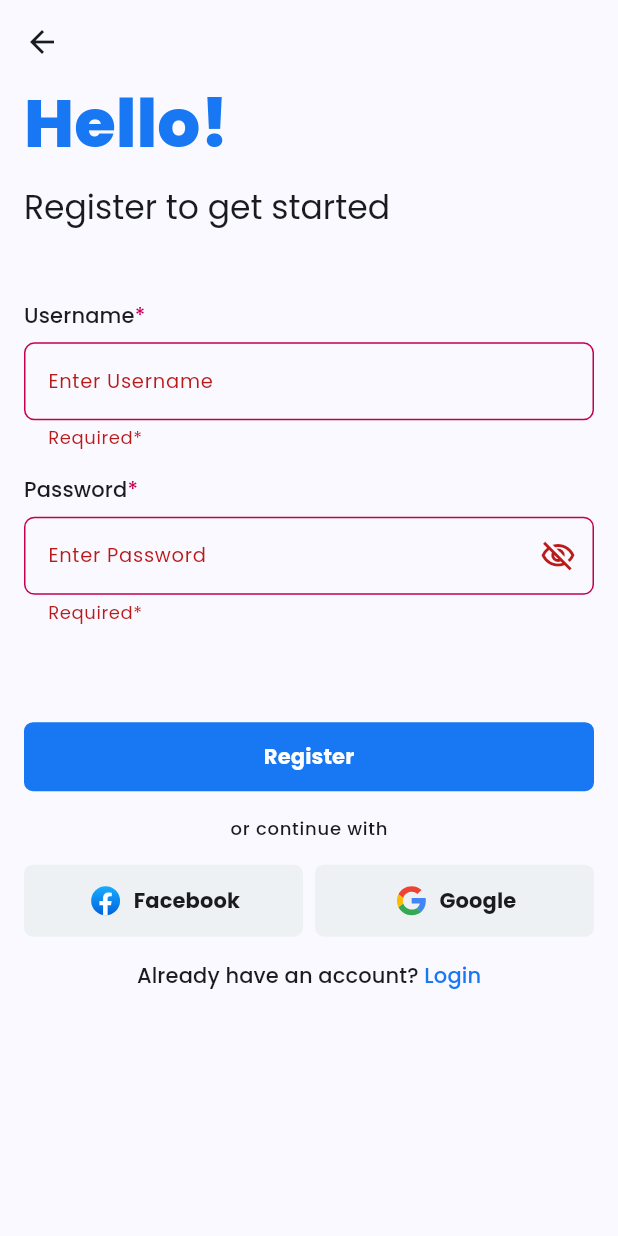
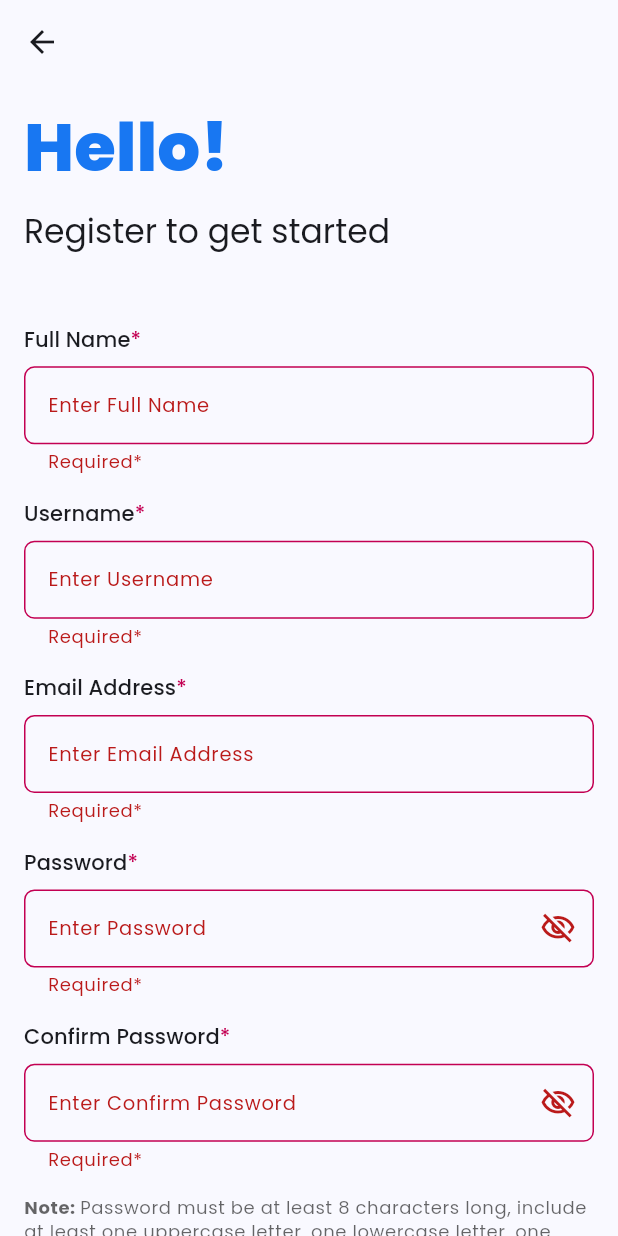
Before and after one commit to shaikh-sariya/kabar-app-flutter, a Flutter app: the RegisterPage screen opened by its route, after a tap on "Register", on a phone screen of 412 x 824 dp. Run offline on Flutter 3.47's test engine with Material 3 defaults, Android fonts, the phone set to English and light mode, and no system bars; our stand-ins replace bloc, equatable, flutter_bloc, flutter_dotenv, flutter_screenutil, flutter_svg and 3 more; accounts and stored records are empty.

Commit message:
feat(registeration)!: integrated supabase for database handling, registration form incl. validations & info messages, user creation incl. sending verification otp email

```diff
--- a/lib/core/constants/imports.dart
+++ b/lib/core/constants/imports.dart
@@ -4,12 +4,14 @@ export 'package:flutter/gestures.dart';
 export 'package:flutter/material.dart';
 export 'package:flutter/services.dart';
 export 'package:flutter_bloc/flutter_bloc.dart';
+export 'package:flutter_dotenv/flutter_dotenv.dart';
 export 'package:flutter_screenutil/flutter_screenutil.dart';
 export 'package:flutter_svg/flutter_svg.dart';
 export 'package:go_router/go_router.dart';
 export 'package:news_app/core/constants/colors.dart';
 export 'package:news_app/core/constants/images.dart';
 export 'package:news_app/core/constants/strings.dart';
+export 'package:news_app/core/constants/validators.dart';
 export 'package:news_app/core/constants/widgets.dart';
 export 'package:news_app/core/debug/bloc_observer.dart';
 export 'package:news_app/core/enums/button.dart';
@@ -17,6 +19,7 @@ export 'package:news_app/core/enums/pages.dart';
 export 'package:news_app/core/enums/social_platform.dart';
 export 'package:news_app/core/enums/text_field.dart';
 export 'package:news_app/core/extensions/context_extension.dart';
+export 'package:news_app/core/init/initializer.dart';
 export 'package:news_app/core/theme/theme.dart';
 export 'package:news_app/modules/authentication/forgot_password/password_success/presentation/cubit/password_success_cubit.dart';
 export 'package:news_app/modules/authentication/forgot_password/password_success/presentation/pages/password_success.dart';
@@ -38,3 +41,4 @@ export 'package:news_app/my_app.dart';
 export 'package:news_app/routes/route_observer.dart';
 export 'package:news_app/routes/router.dart';
 export 'package:news_app/routes/routes.dart';
+export 'package:supabase_flutter/supabase_flutter.dart';
--- a/lib/core/constants/strings.dart
+++ b/lib/core/constants/strings.dart
@@ -34,11 +34,15 @@ class AppStrings {
 
   static String get enterUsername => 'Enter Username';
 
+  static String get validUsername => 'Enter valid username';
+
   static String get asterisk => '*';
 
   static String get password => 'Password';
 
   static String get enterPassword => 'Enter Password';
+
+  static String get enterValidPassword => 'Enter valid password';
 
   static String get forgotPassword => 'Forgot password?';
 
@@ -92,4 +96,23 @@ class AppStrings {
   static String get successMessage => 'Your password reset successfully';
 
   static String get goToLogin => 'Go to Login';
+
+  static String get name => 'Full Name';
+
+  static String get enterName => 'Enter Full Name';
+
+  static String get validName => 'Enter valid full name';
+
+  static String get email => 'Email Address';
+
+  static String get enterEmail => 'Enter Email Address';
+
+  static String get validEmail => 'Enter valid email address';
+
+  static String get note => 'Note';
+
+  static String get passwordNote =>
+      '''Password must be at least 8 characters long, include at least one uppercase letter, one lowercase letter, one number, and one special character.''';
+
+  static String get close => 'CLOSE';
 }
--- a/lib/core/constants/validators.dart
+++ b/lib/core/constants/validators.dart
@@ -0,0 +1,114 @@
+import 'package:news_app/core/constants/imports.dart';
+
+class AppValidators {
+  AppValidators._();
+
+  // Email Validation
+  static bool validateEmail(String email) {
+    const pattern = r'^[\w-]+(\.[\w-]+)*@([\w-]+\.)+[a-zA-Z]{2,7}$';
+    final regex = RegExp(pattern);
+    return regex.hasMatch(email);
+  }
+
+  // Strong Password Validation
+  static bool validateStrongPassword(String password) {
+    const pattern =
+        r'^(?=.*[a-z])(?=.*[A-Z])(?=.*\d)(?=.*[@$!%*?&])[A-Za-z\d@$!%*?&]{8,}$';
+    final regex = RegExp(pattern);
+    return regex.hasMatch(password);
+  }
+
+  // Name Validation
+  static bool validateName(String name) {
+    const pattern = r'^[a-zA-Z\s\-]{2,}$';
+    final regex = RegExp(pattern);
+    return regex.hasMatch(name);
+  }
+
+  // Username Validation
+  static bool validateUsername(String username) {
+    // Ensure the username is at least 3 characters long
+    if (username.length < 3) {
+      return false;
+    }
+    // Ensure the first character is a letter or number
+    if (!RegExp('^[a-zA-Z0-9]').hasMatch(username)) {
+      return false;
+    }
+    // Count valid alphanumeric characters (letters and digits)
+    final validCharsCount = RegExp('[a-zA-Z0-9]').allMatches(username).length;
+    // Ensure at least 2 alphanumeric characters
+    return validCharsCount >= 2;
+  }
+}
+
+class FirstLetterUppercaseFormatter extends TextInputFormatter {
+  @override
+  TextEditingValue formatEditUpdate(
+    TextEditingValue oldValue,
+    TextEditingValue newValue,
+  ) {
+    return TextEditingValue(
+      text: newValue.text.isEmpty
+          ? ''
+          : newValue.text.split(' ').map((word) {
+              if (word.isNotEmpty) {
+                return word[0].toUpperCase() + word.substring(1);
+              } else {
+                return '';
+              }
+            }).join(' '),
+      selection: newValue.selection,
+    );
+  }
+}
+
+class UsernameInputFormatter extends TextInputFormatter {
+  @override
+  TextEditingValue formatEditUpdate(
+    TextEditingValue oldValue,
+    TextEditingValue newValue,
+  ) {
+    // Allow only valid characters: letters, numbers, '.', '_'
+    final filteredText = newValue.text.replaceAll(RegExp('[^a-zA-Z0-9._]'), '');
+
+    // Ensure the first character is not a symbol
+    final finalText = (filteredText.isNotEmpty &&
+            !RegExp('^[a-zA-Z0-9]').hasMatch(filteredText[0]))
+        ? oldValue.text // Revert to old value if the first character is invalid
+        : filteredText;
+
+    return TextEditingValue(
+      text: finalText,
+      selection: newValue.selection.copyWith(
+        baseOffset: finalText.length,
+        extentOffset: finalText.length,
+      ),
+    );
+  }
+}
+
+class NameInputFormatter extends TextInputFormatter {
+  @override
+  TextEditingValue formatEditUpdate(
+    TextEditingValue oldValue,
+    TextEditingValue newValue,
+  ) {
+    var formattedText = newValue.text.trimLeft();
+
+    formattedText = formattedText.replaceAll(RegExp(r'\s{2,}'), ' ');
+
+    if (formattedText.isNotEmpty && formattedText[0] == ' ') {
+      formattedText = oldValue
+          .text; // Revert to previous value if first character is a space
+    }
+
+    return TextEditingValue(
+      text: formattedText,
+      selection: newValue.selection.copyWith(
+        baseOffset: formattedText.length,
+        extentOffset: formattedText.length,
+      ),
+    );
+  }
+}
--- a/lib/core/constants/widgets.dart
+++ b/lib/core/constants/widgets.dart
@@ -17,15 +17,47 @@ class AppWidgets {
     String? Function(String?)? validator;
 
     switch (type) {
-      case TextFieldType.username:
-        text = AppStrings.userName;
-        labelText = AppStrings.enterUsername;
+      case TextFieldType.name:
+        text = AppStrings.name;
+        labelText = AppStrings.enterName;
         inputFormatters = [
-          FilteringTextInputFormatter.allow(RegExp('[a-zA-Z0-9_]+')),
+          NameInputFormatter(),
+          FirstLetterUppercaseFormatter(),
         ];
         validator = (value) {
           if ((value ?? '').isEmpty) {
             return AppStrings.required;
+          }
+          if (!AppValidators.validateName(value ?? '')) {
+            return AppStrings.validName;
+          }
+          return null;
+        };
+      case TextFieldType.email:
+        text = AppStrings.email;
+        labelText = AppStrings.enterEmail;
+        inputFormatters = [
+          FilteringTextInputFormatter.allow(RegExp(r'[a-zA-Z0-9@._\-]')),
+        ];
+        validator = (value) {
+          if ((value ?? '').isEmpty) {
+            return AppStrings.required;
+          }
+          if (!AppValidators.validateEmail(value ?? '')) {
+            return AppStrings.validEmail;
+          }
+          return null;
+        };
+      case TextFieldType.username:
+        text = AppStrings.userName;
+        labelText = AppStrings.enterUsername;
+        inputFormatters = [UsernameInputFormatter()];
+        validator = (value) {
+          if ((value ?? '').isEmpty) {
+            return AppStrings.required;
+          }
+          if (!AppValidators.validateUsername(value ?? '')) {
+            return AppStrings.validUsername;
           }
           return null;
         };
@@ -40,6 +72,9 @@ class AppWidgets {
         validator = (value) {
           if ((value ?? '').isEmpty) {
             return AppStrings.required;
+          }
+          if (!AppValidators.validateStrongPassword(value ?? '')) {
+            return AppStrings.enterValidPassword;
           }
           return null;
         };
@@ -68,7 +103,8 @@ class AppWidgets {
         validator = (value) {
           if ((value ?? '').isEmpty) {
             return AppStrings.required;
-          } else if ((value ?? '') != passwordController!.text) {
+          } else if ((value ?? '') !=
+              (passwordController ?? TextEditingController()).text) {
             return AppStrings.passwordErrorText;
           }
           return null;
@@ -115,7 +151,8 @@ class AppWidgets {
                   labelText: labelText,
                   floatingLabelBehavior: FloatingLabelBehavior.never,
                   prefixText: type == TextFieldType.username ? '@' : null,
-                  suffixIcon: type == TextFieldType.password
+                  suffixIcon: type == TextFieldType.password ||
+                          type == TextFieldType.confirmPassword
                       ? value
                           ? GestureDetector(
                               onTap: () async {
@@ -142,6 +179,7 @@ class AppWidgets {
   static Widget customSocialButton({
     required TextTheme textTheme,
     required SocialPlatformType type,
+    void Function()? onPressed,
   }) {
     String title;
     String assetName;
@@ -155,7 +193,7 @@ class AppWidgets {
         title = '  ${AppStrings.google}';
     }
     return FilledButton(
-      onPressed: () {},
+      onPressed: onPressed,
       style: FilledButton.styleFrom(
         padding: const EdgeInsets.symmetric(
           horizontal: 24,
@@ -219,4 +257,29 @@ class AppWidgets {
       ),
     );
   }
+
+  static ScaffoldFeatureController<SnackBar, SnackBarClosedReason>
+      customSnackBar({
+    required BuildContext context,
+    required String content,
+  }) {
+    final colorScheme = context.theme.colorScheme;
+
+    return ScaffoldMessenger.of(context).showSnackBar(
+      SnackBar(
+        content: Text(content),
+        behavior: SnackBarBehavior.floating,
+        action: SnackBarAction(
+          label: AppStrings.close,
+          textColor: colorScheme.surface,
+          onPressed: () {
+            ScaffoldMessenger.of(context).clearSnackBars();
+          },
+        ),
+        backgroundColor: AppColors.mandatory,
+        dismissDirection: DismissDirection.down,
+        elevation: 12,
+      ),
+    );
+  }
 }
--- a/lib/core/enums/text_field.dart
+++ b/lib/core/enums/text_field.dart
@@ -1,4 +1,6 @@
 enum TextFieldType {
+  name,
+  email,
   username,
   password,
   newPassword,
--- a/lib/main.dart
+++ b/lib/main.dart
@@ -2,7 +2,7 @@ import 'package:news_app/core/constants/imports.dart';
 
 Future<void> main() async {
   // Perform app initialization, including configuration setup
-
+  await AppInitializer.initialize();
   // Run the app by creating and running the root widget (MyApp)
   runApp(const MyApp());
 }
--- a/lib/modules/authentication/register/presentation/cubit/register_cubit.dart
+++ b/lib/modules/authentication/register/presentation/cubit/register_cubit.dart
@@ -1,3 +1,5 @@
+import 'dart:developer';
+
 import 'package:news_app/core/constants/imports.dart';
 
 part 'register_state.dart';
@@ -5,10 +7,42 @@ part 'register_state.dart';
 class RegisterCubit extends Cubit<RegisterState> {
   RegisterCubit() : super(RegisterInitial());
 
+  final nameController = TextEditingController();
   final usernameController = TextEditingController();
+  final emailController = TextEditingController();
   final passwordController = TextEditingController();
+  final confirmPasswordController = TextEditingController();
   final obscureText = ValueNotifier<bool>(true);
-  final rememberMe = ValueNotifier<bool>(false);
+  final obscureConfirmText = ValueNotifier<bool>(true);
 
   final formKey = GlobalKey<FormState>();
+
+  final supabase = Supabase.instance.client;
+  BuildContext? context;
+
+  Future<String?> registerUser() async {
+    try {
+      await supabase.auth.signUp(
+        email: emailController.text,
+        password: passwordController.text,
+        data: {
+          'fullName': nameController.text.trim(),
+          'username': usernameController.text,
+        },
+      );
+      return null;
+    } on AuthException catch (e) {
+      return e.message;
+    }
+  }
+
+  Future<void> verifyOTP({required String token}) async {
+    final response = await supabase.auth.verifyOTP(
+      type: OtpType.email,
+      token: token,
+      email: emailController.text,
+    );
+    log('$response');
+    log('${response.runtimeType}');
+  }
 }
--- a/lib/modules/authentication/register/presentation/pages/register_page.dart
+++ b/lib/modules/authentication/register/presentation/pages/register_page.dart
@@ -6,14 +6,19 @@ class RegisterPage extends StatelessWidget {
   @override
   Widget build(BuildContext context) {
     final cubit = context.registerCubit;
+    final theme = context.theme;
     final textTheme = context.theme.textTheme;
 
     return Scaffold(
-      appBar: AppBar(),
+      appBar: AppBar(
+        elevation: 0,
+        backgroundColor: theme.scaffoldBackgroundColor,
+        surfaceTintColor: theme.scaffoldBackgroundColor,
+      ),
       body: SafeArea(
         child: SingleChildScrollView(
           child: Padding(
-            padding: const EdgeInsets.symmetric(horizontal: 16),
+            padding: const EdgeInsets.all(16),
             child: Form(
               key: cubit.formKey,
               child: Column(
@@ -35,8 +40,21 @@ class RegisterPage extends StatelessWidget {
                   ),
                   AppWidgets.customTextField(
                     context: context,
-                    type: TextFieldType.username,
-                    controller: cubit.usernameController,
+                    type: TextFieldType.name,
+                    controller: cubit.nameController,
+                  ),
+                  Padding(
+                    padding: const EdgeInsets.symmetric(vertical: 16),
+                    child: AppWidgets.customTextField(
+                      context: context,
+                      type: TextFieldType.username,
+                      controller: cubit.usernameController,
+                    ),
+                  ),
+                  AppWidgets.customTextField(
+                    context: context,
+                    type: TextFieldType.email,
+                    controller: cubit.emailController,
                   ),
                   Padding(
                     padding: const EdgeInsets.symmetric(vertical: 16),
@@ -47,6 +65,33 @@ class RegisterPage extends StatelessWidget {
                       obscureText: cubit.obscureText,
                     ),
                   ),
+                  AppWidgets.customTextField(
+                    context: context,
+                    type: TextFieldType.confirmPassword,
+                    controller: cubit.confirmPasswordController,
+                    passwordController: cubit.passwordController,
+                    obscureText: cubit.obscureConfirmText,
+                  ),
+                  Padding(
+                    padding: const EdgeInsets.only(top: 16),
+                    child: RichText(
+                      text: TextSpan(
+                        style: textTheme.bodySmall?.copyWith(
+                          color: theme.hintColor,
+                          fontWeight: FontWeight.bold,
+                        ),
+                        text: AppStrings.note,
+                        children: [
+                          const TextSpan(text: ': '),
+                          TextSpan(
+                            style: textTheme.bodySmall
+                                ?.copyWith(color: theme.hintColor),
+                            text: AppStrings.passwordNote,
+                          ),
+                        ],
+                      ),
+                    ),
+                  ),
                   Padding(
                     padding: const EdgeInsets.only(top: 48, bottom: 16),
                     child: Row(
@@ -54,8 +99,23 @@ class RegisterPage extends StatelessWidget {
                         Expanded(
                           child: AppWidgets.customPrimaryButton(
                             type: ButtonType.register,
-                            onPressed: () {
-                              cubit.formKey.currentState!.validate();
+                            onPressed: () async {
+                              if (cubit.formKey.currentState!.validate()) {
+                                final response = await cubit.registerUser();
+                                if ((response ?? '').isNotEmpty) {
+                                  final capitalizedResponse =
+                                      (response ?? '')[0].toUpperCase() +
+                                          (response ?? '')
+                                              .substring(1)
+                                              .toLowerCase();
+                                  if (context.mounted) {
+                                    AppWidgets.customSnackBar(
+                                      context: context,
+                                      content: capitalizedResponse,
+                                    );
+                                  }
+                                }
+                              }
                             },
                             textTheme: textTheme,
                           ),
```
Also changed, not shown: lib/core/init/initializer.dart (renamed from lib/core/init/initailizer.dart, +7 -0 lines), pubspec.yaml (+5 -2 lines), pubspec.lock, 2 other files.
